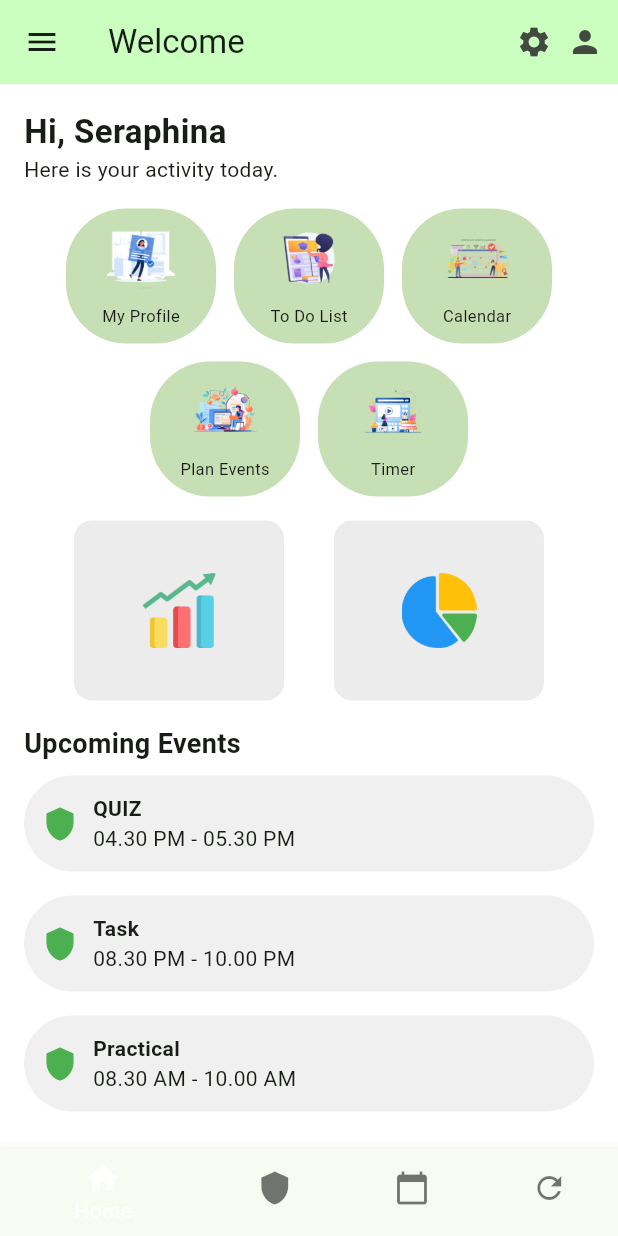
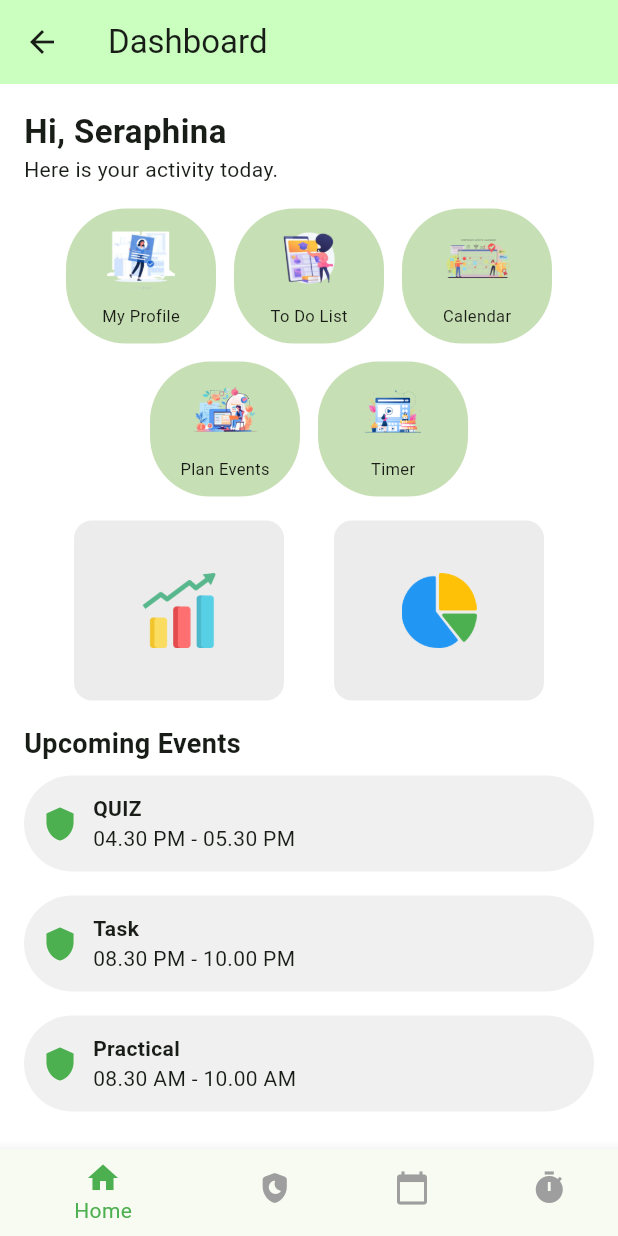
Before and after one commit to IPMSand/PUSL2023-Mobile-App-Development-Group-50, a Flutter app: the DashboardScreen screen opened directly, on a phone screen of 412 x 824 dp. Run offline on Flutter 3.47's test engine with Material 3 defaults, Android fonts, the phone set to English and light mode, and no system bars; our stand-ins replace google_fonts, shared_preferences; accounts and stored records are empty.

```diff
--- a/lib/main.dart
+++ b/lib/main.dart
@@ -24,4 +24,4 @@ class MyApp extends StatelessWidget {
   }
 }
 // ToDO: for the first login user display start 1-5 pages......
-// ToDO: for the first login user display start 1-5 pages......
+// ToDO: Determine pages order
--- a/lib/screens/dashboard.dart
+++ b/lib/screens/dashboard.dart
@@ -1,20 +1,29 @@
 import 'package:flutter/material.dart';
 
-class DashboardScreen extends StatelessWidget {
+import '../componments/bottom_navbar.dart';
+
+class DashboardScreen extends StatefulWidget {
+  const DashboardScreen({super.key});
+
+  @override
+  State<DashboardScreen> createState() => _DashboardScreen();
+}
+
+class _DashboardScreen extends State<DashboardScreen> {
+  int _selectedIndex = 0;
+  void _onItemTapped(int index) {
+    setState(() {
+      _selectedIndex = index;
+    });
+  }
+
   @override
   Widget build(BuildContext context) {
     return Scaffold(
       backgroundColor: Colors.white,
       appBar: AppBar(
         backgroundColor: Color(0xFFCAFFBF),
-        title: const Text("Welcome"),
-        actions: [
-          Icon(Icons.settings),
-          SizedBox(width: 10),
-          Icon(Icons.person), // ✅ Profile Icon added
-          SizedBox(width: 10),
-        ],
-        leading: Icon(Icons.menu),
+        title: const Text("Dashboard"),
       ),
       body: Padding(
         padding: const EdgeInsets.all(16.0),
@@ -36,18 +45,21 @@ class DashboardScreen extends StatelessWidget {
                     Row(
                       mainAxisAlignment: MainAxisAlignment.center,
                       children: [
-                        _buildFeatureIcon("My Profile", "assets/home-profile.png"),
+                        _buildFeatureIcon(
+                            "My Profile", "assets/home-profile.png"),
                         SizedBox(width: 12),
                         _buildFeatureIcon("To Do List", "assets/home-list.png"),
                         SizedBox(width: 12),
-                        _buildFeatureIcon("Calendar", "assets/home-calendar.png"),
+                        _buildFeatureIcon(
+                            "Calendar", "assets/home-calendar.png"),
                       ],
                     ),
                     SizedBox(height: 12),
                     Row(
                       mainAxisAlignment: MainAxisAlignment.center,
                       children: [
-                        _buildFeatureIcon("Plan Events", "assets/home-plan.png"),
+                        _buildFeatureIcon(
+                            "Plan Events", "assets/home-plan.png"),
                         SizedBox(width: 12),
                         _buildFeatureIcon("Timer", "assets/home-timer.png"),
                       ],
@@ -60,13 +72,15 @@ class DashboardScreen extends StatelessWidget {
               _buildChartRow(),
               const SizedBox(height: 16),
 
-              const Text("Upcoming Events", style: TextStyle(fontSize: 18, fontWeight: FontWeight.bold)),
+              const Text("Upcoming Events",
+                  style: TextStyle(fontSize: 18, fontWeight: FontWeight.bold)),
               _buildEventCard("QUIZ", "04.30 PM - 05.30 PM"),
               _buildEventCard("Task", "08.30 PM - 10.00 PM"),
               _buildEventCard("Practical", "08.30 AM - 10.00 AM"),
 
               const SizedBox(height: 16),
-              const Text("Tasks", style: TextStyle(fontSize: 18, fontWeight: FontWeight.bold)),
+              const Text("Tasks",
+                  style: TextStyle(fontSize: 18, fontWeight: FontWeight.bold)),
 
               // Task Icons Row
               Row(
@@ -83,19 +97,9 @@ class DashboardScreen extends StatelessWidget {
       ),
 
       // Bottom Navigation Bar (Fixed Background Color)
-      bottomNavigationBar: Container(
-        color: Color(0xFFCAFFBF), // Background color
-        child: BottomNavigationBar(
-          backgroundColor: Colors.transparent, // Transparent so Container color shows
-          selectedItemColor: Colors.white,
-          unselectedItemColor: Colors.black54,
-          items: const [
-            BottomNavigationBarItem(icon: Icon(Icons.home), label: "Home"),
-            BottomNavigationBarItem(icon: Icon(Icons.shield), label: "Security"),
-            BottomNavigationBarItem(icon: Icon(Icons.calendar_today), label: "Calendar"),
-            BottomNavigationBarItem(icon: Icon(Icons.refresh), label: "Refresh"),
-          ],
-        ),
+      bottomNavigationBar: MyBottomNavigationBarWidget(
+        initialIndex: _selectedIndex,
+        onItemTapped: _onItemTapped,
       ),
     );
   }
@@ -121,7 +125,8 @@ class DashboardScreen extends StatelessWidget {
           FittedBox(
             child: Text(
               label,
-              style: TextStyle(fontSize: 11), // 🔹 Change 12 to 16 (or any size)
+              style:
+                  TextStyle(fontSize: 11), // 🔹 Change 12 to 16 (or any size)
               textAlign: TextAlign.center,
             ),
           ),
--- a/lib/screens/start05.dart
+++ b/lib/screens/start05.dart
@@ -1,6 +1,8 @@
 import 'package:flutter/material.dart';
 import 'package:google_fonts/google_fonts.dart';
 import 'package:mad_project/screens/home.dart';
+
+import 'LoginPage.dart';
 
 class Start05Screen extends StatelessWidget {
   const Start05Screen({super.key});
@@ -71,7 +73,7 @@ class Start05Screen extends StatelessWidget {
                onPressed: () {
                  Navigator.pushAndRemoveUntil(
                      context,
-                     MaterialPageRoute(builder: (context) => HomeScreen()), // Replace NewPage() with your target page widget
+                     MaterialPageRoute(builder: (context) => LoginScreen()), // Replace NewPage() with your target page widget
                      (Route<dynamic> route) => false,
                  );
             },
```
Also changed, not shown: lib/screens/LoginPage.dart (+14 -2 lines), lib/screens/RegisterPage.dart (+5 -2 lines), lib/screens/home.dart (+6 -1 lines), pubspec.lock.
